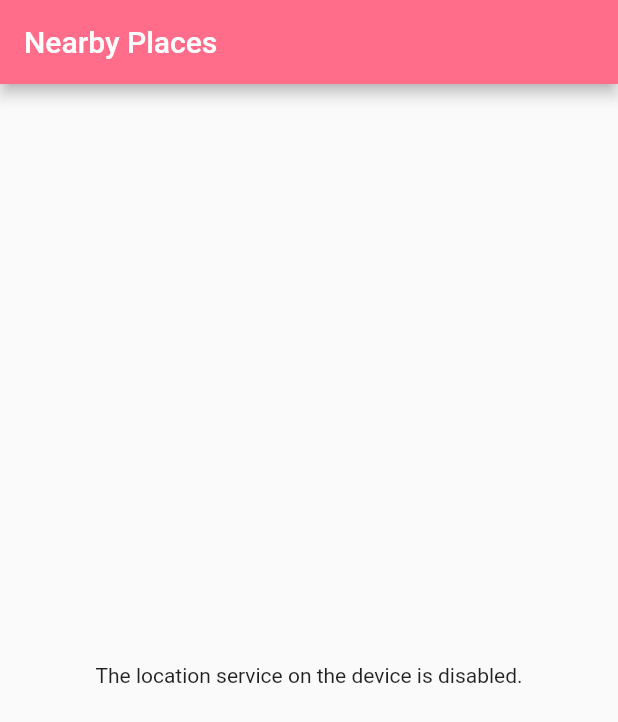
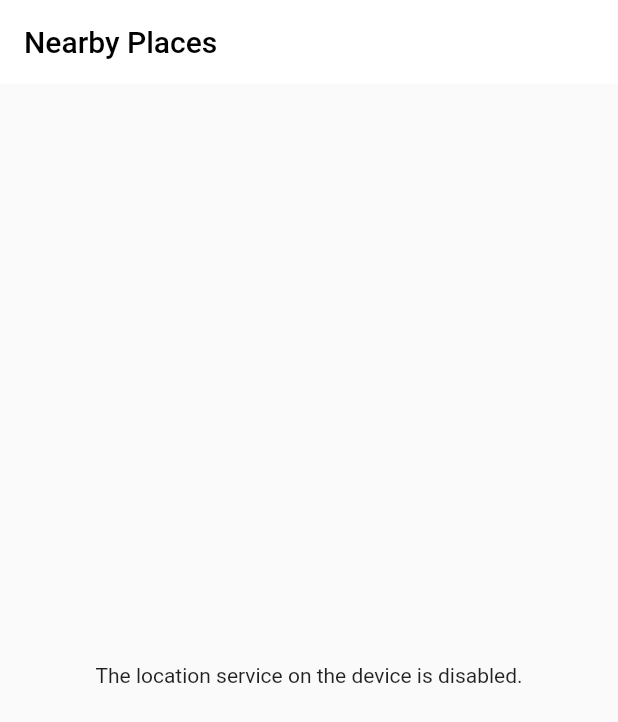
Before and after one commit to Harishwarrior/nearby_places, a Flutter app: the screen it shows after launch, on a phone screen of 412 x 824 dp. Shown: the top 722 px of the screen. Run offline on Flutter 3.47's test engine with Material 2 defaults, Android fonts, the phone set to English and light mode, and no system bars; our stand-ins replace geolocator, shimmer.

Commit message:
update: app bar ui

```diff
--- a/lib/screens/homepage.dart
+++ b/lib/screens/homepage.dart
@@ -25,8 +25,12 @@ class _HomePageState extends State<HomePage> {
   Widget build(BuildContext context) {
     return Scaffold(
       appBar: AppBar(
-        backgroundColor: Color(0xFFFF6D8A),
-        title: Text('Nearby Places'),
+        backgroundColor: Colors.white,
+        elevation: 0,
+        title: Text(
+          'Nearby Places',
+          style: TextStyle(color: Colors.black),
+        ),
       ),
       body: Padding(
         padding: const EdgeInsets.only(top: 20),
```
Also changed, not shown: 1 other file.
